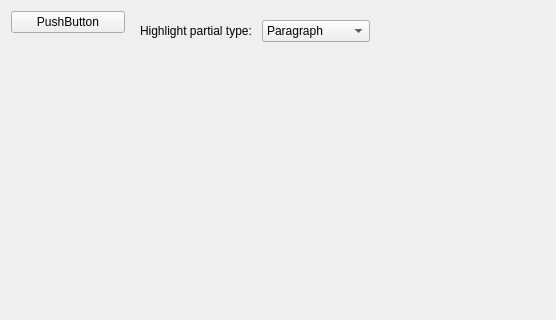
Above: forms/options.ui from WTS012201/Text-Extraction-Tool before the change; both pictures show x 0 to 556 and y 0 to 320 of the 714 by 445 pixel window. Below: the same form after it.
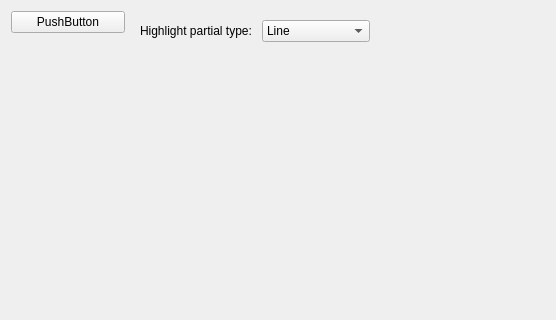
That is the form after the change.

The edit to the form file:
```diff
--- a/forms/options.ui
+++ b/forms/options.ui
@@ -57,16 +57,6 @@
              </item>
              <item>
               <widget class="QComboBox" name="partialBox">
-               <item>
-                <property name="text">
-                 <string>Paragraph</string>
-                </property>
-               </item>
-               <item>
-                <property name="text">
-                 <string>Block</string>
-                </property>
-               </item>
                <item>
                 <property name="text">
                  <string>Line</string>
```
Left out of the diff: 10 changed lines with no effect on the pictures.
